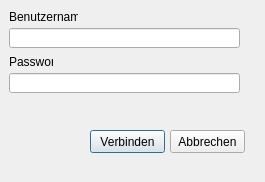
Before: the Qt Designer form DBS-Bauer/login.ui in t-script/DBS-Bauer, drawn with Qt 5.
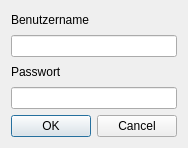
After: the same form once the commit is applied.

Commit message: login angepasst

```diff
--- a/DBS-Bauer/login.ui
+++ b/DBS-Bauer/login.ui
@@ -6,88 +6,54 @@
    <rect>
     <x>0</x>
     <y>0</y>
-    <width>265</width>
-    <height>182</height>
+    <width>181</width>
+    <height>148</height>
    </rect>
   </property>
   <property name="windowTitle">
    <string>Dialog</string>
   </property>
-  <widget class="QPushButton" name="pushVerbinden">
-   <property name="geometry">
-    <rect>
-     <x>90</x>
-     <y>130</y>
-     <width>75</width>
-     <height>23</height>
-    </rect>
-   </property>
-   <property name="text">
-    <string>Verbinden</string>
-   </property>
-  </widget>
-  <widget class="QPushButton" name="pushAbbrechen">
-   <property name="geometry">
-    <rect>
-     <x>170</x>
-     <y>130</y>
-     <width>75</width>
-     <height>23</height>
-    </rect>
-   </property>
-   <property name="text">
-    <string>Abbrechen</string>
-   </property>
-  </widget>
-  <widget class="QLineEdit" name="benutzer">
-   <property name="geometry">
-    <rect>
-     <x>9</x>
-     <y>28</y>
-     <width>231</width>
-     <height>20</height>
-    </rect>
-   </property>
-  </widget>
-  <widget class="QLineEdit" name="lineEdit_2">
-   <property name="geometry">
-    <rect>
-     <x>9</x>
-     <y>73</y>
-     <width>231</width>
-     <height>20</height>
-    </rect>
-   </property>
-   <property name="echoMode">
-    <enum>QLineEdit::Password</enum>
-   </property>
-  </widget>
-  <widget class="QLabel" name="passwort">
-   <property name="geometry">
-    <rect>
-     <x>9</x>
-     <y>9</y>
-     <width>69</width>
-     <height>16</height>
-    </rect>
-   </property>
-   <property name="text">
-    <string>Benutzername</string>
-   </property>
-  </widget>
-  <widget class="QLabel" name="label_2">
-   <property name="geometry">
-    <rect>
-     <x>9</x>
-     <y>54</y>
-     <width>44</width>
-     <height>16</height>
-    </rect>
-   </property>
-   <property name="text">
-    <string>Passwort</string>
-   </property>
-  </widget>
+  <layout class="QVBoxLayout" name="verticalLayout_3">
+   <item>
+    <layout class="QVBoxLayout" name="verticalLayout_2">
+     <item>
+      <widget class="QLabel" name="label_1">
+       <property name="text">
+        <string>Benutzername</string>
+       </property>
+      </widget>
+     </item>
+     <item>
+      <widget class="QLineEdit" name="Benutzer"/>
+     </item>
+    </layout>
+   </item>
+   <item>
+    <layout class="QVBoxLayout" name="verticalLayout">
+     <item>
+      <widget class="QLabel" name="label_2">
+       <property name="text">
+        <string>Passwort</string>
+       </property>
+      </widget>
+     </item>
+     <item>
+      <widget class="QLineEdit" name="Passwort">
+       <property name="echoMode">
+        <enum>QLineEdit::Password</enum>
+       </property>
+      </widget>
+     </item>
+    </layout>
+   </item>
+   <item>
+    <widget class="QDialogButtonBox" name="buttonBox">
+     <property name="standardButtons">
+      <set>QDialogButtonBox::Cancel|QDialogButtonBox::Ok</set>
+     </property>
+    </widget>
+   </item>
+  </layout>
  </widget>
  <resources/>
  <connections/>
```
